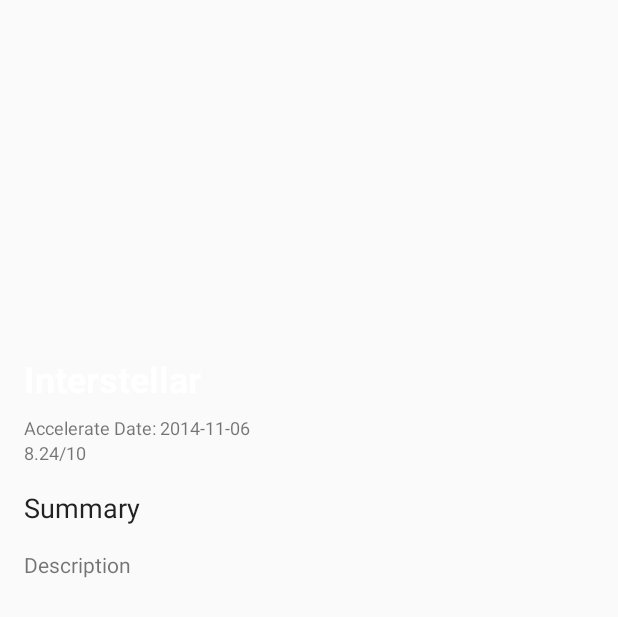
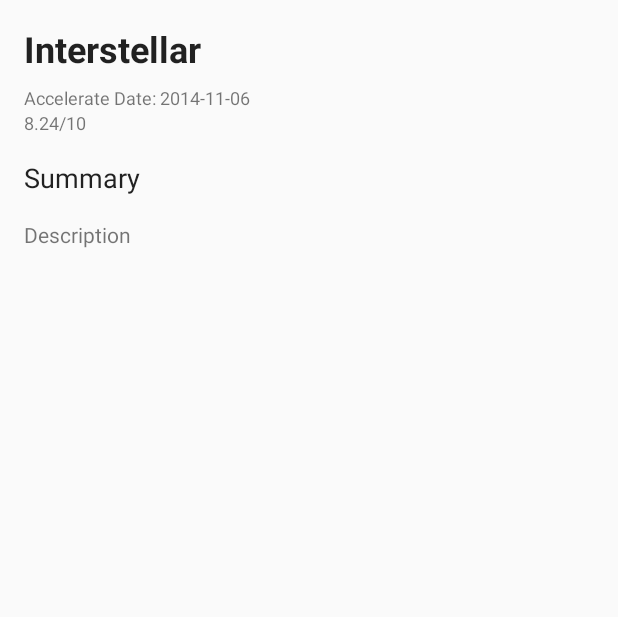
Before and after one commit to sizihatak/MovieGuideNew, an Android app: the layout activity_movie_details.xml on its own in the app's theme, with its tools: preview values and no code run, on a phone screen of 412 x 824 dp. Shown: the top 617 px of the screen. Run offline under Robolectric (Android 15) with nearby library versions, the phone set to English and light mode, and no system bars.

Commit message:
Added toolbar on movie details screen.

```diff
--- a/app/src/main/java/com/project/sizihatak/movieguidenew/ui/main/MainActivity.java
+++ b/app/src/main/java/com/project/sizihatak/movieguidenew/ui/main/MainActivity.java
@@ -20,7 +20,7 @@ import static com.project.sizihatak.movieguidenew.ui.movie_details.MovieDetailsA
 public class MainActivity extends BaseActivity<MainContract.View, MainContract.Presenter<MainContract.View>>
         implements MainContract.View {
 
-    @BindView(R.id.movies_listing)
+    @BindView(R.id.recyclerView_main_movies)
     RecyclerView moviesRecyclerView;
 
     private final static int COLUMNS = 2;
@@ -31,7 +31,6 @@ public class MainActivity extends BaseActivity<MainContract.View, MainContract.P
         setContentView(R.layout.activity_main);
         getActivityComponent().inject(this);
         setUnBinder(ButterKnife.bind(this));
-        setUp();
     }
 
     @Override
@@ -72,7 +71,4 @@ public class MainActivity extends BaseActivity<MainContract.View, MainContract.P
     public void onMovieClicked(Movie movie) {
         presenter.showMovieDetails(movie);
     }
-
-
-
 }
--- a/app/src/main/res/layout/activity_main.xml
+++ b/app/src/main/res/layout/activity_main.xml
@@ -7,7 +7,7 @@
     tools:context="com.project.sizihatak.movieguidenew.ui.main.MainActivity">
 
     <android.support.v7.widget.RecyclerView
-        android:id="@+id/movies_listing"
+        android:id="@+id/recyclerView_main_movies"
         android:layout_width="match_parent"
         android:layout_height="match_parent"
         android:scrollbars="vertical"
--- a/app/src/main/res/layout/activity_movie_details.xml
+++ b/app/src/main/res/layout/activity_movie_details.xml
@@ -5,14 +5,32 @@
     android:layout_width="match_parent"
     android:layout_height="match_parent">
 
+
+
     <ImageView
         android:id="@+id/imageView_movieDetails_poster"
         android:layout_width="0dp"
-        android:layout_height="220dp"
+        android:layout_height="wrap_content"
         app:layout_constraintHorizontal_bias="0.0"
         app:layout_constraintLeft_toLeftOf="parent"
         app:layout_constraintRight_toRightOf="parent"
         app:layout_constraintTop_toTopOf="parent"/>
+
+    <android.support.v7.widget.Toolbar
+        android:id="@+id/toolbar_movieDetails"
+        android:layout_width="0dp"
+        android:layout_height="wrap_content"
+        android:layout_marginLeft="0dp"
+        android:layout_marginRight="0dp"
+        android:background="@android:color/transparent"
+        android:minHeight="?attr/actionBarSize"
+        app:layout_constraintLeft_toLeftOf="parent"
+        app:layout_constraintRight_toRightOf="parent"
+        app:layout_constraintHorizontal_bias="0.0"
+        app:layout_constraintTop_toTopOf="@+id/imageView_movieDetails_poster"
+        android:layout_marginTop="0dp">
+
+    </android.support.v7.widget.Toolbar>
 
     <TextView
         android:id="@+id/textView_movieDetails_title"
@@ -22,7 +40,6 @@
         android:layout_marginStart="16dp"
         android:layout_marginTop="16dp"
         android:textAppearance="@style/TextAppearance.AppCompat"
-        android:textColor="@android:color/white"
         android:textSize="24sp"
         android:textStyle="bold"
         app:layout_constraintLeft_toLeftOf="parent"
@@ -43,7 +60,6 @@
         android:id="@+id/textView_movieDetails_rating"
         android:layout_width="wrap_content"
         android:layout_height="wrap_content"
-        android:layout_marginTop="0dp"
         android:textSize="12sp"
         app:layout_constraintLeft_toLeftOf="@+id/textView_movieDetails_date"
         app:layout_constraintTop_toBottomOf="@+id/textView_movieDetails_date"
@@ -53,7 +69,6 @@
         android:id="@+id/textView_movieDetails_summary"
         android:layout_width="0dp"
         android:layout_height="wrap_content"
-        android:layout_marginLeft="0dp"
         android:layout_marginTop="16dp"
         android:text="Summary"
         android:textAppearance="@style/TextAppearance.AppCompat"
@@ -65,13 +80,13 @@
         android:id="@+id/textView_movieDetails_descriptions"
         android:layout_width="0dp"
         android:layout_height="wrap_content"
-        android:layout_marginLeft="0dp"
         android:layout_marginRight="16dp"
         android:layout_marginTop="16dp"
         app:layout_constraintHorizontal_bias="0.0"
         app:layout_constraintLeft_toLeftOf="@+id/textView_movieDetails_summary"
         app:layout_constraintRight_toRightOf="parent"
         app:layout_constraintTop_toBottomOf="@+id/textView_movieDetails_summary"
-        tools:text="Description" />
+        tools:text="Description"
+        android:layout_marginEnd="16dp"/>
 
 </android.support.constraint.ConstraintLayout>
```
Also changed, not shown: app/src/main/java/com/project/sizihatak/movieguidenew/ui/movie_details/MovieDetailsActivity.java (+18 -9 lines).
